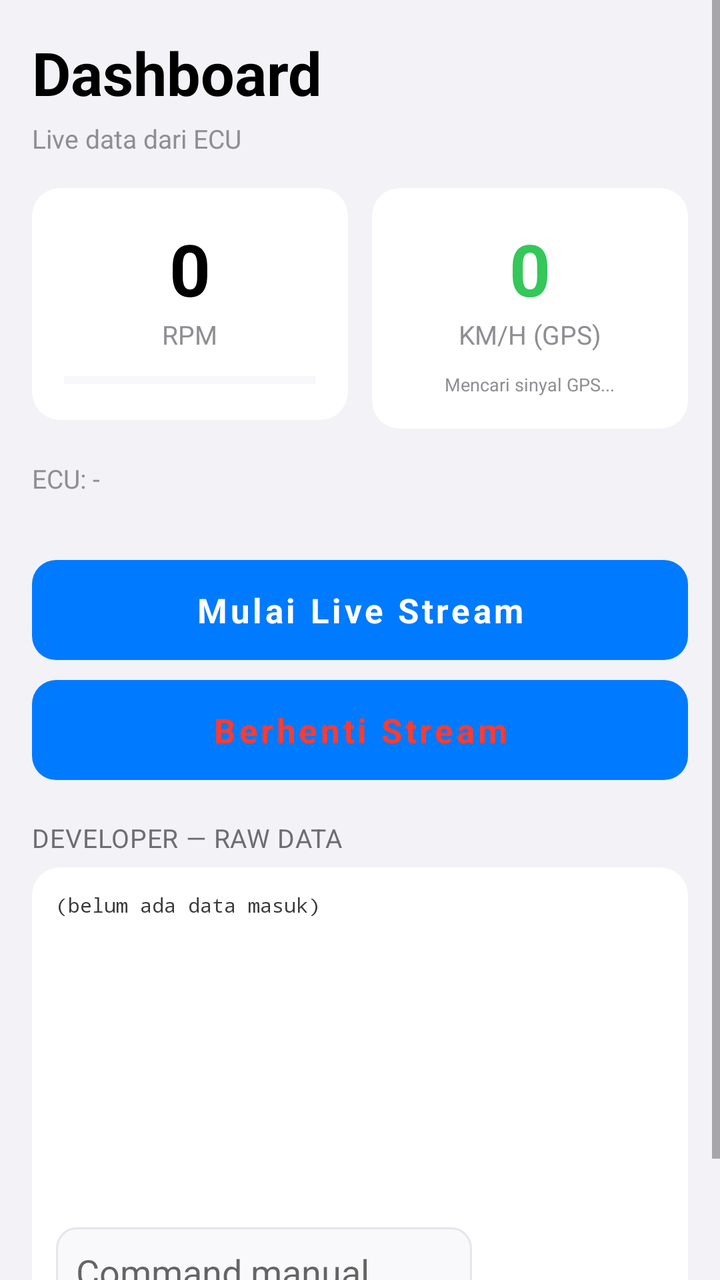
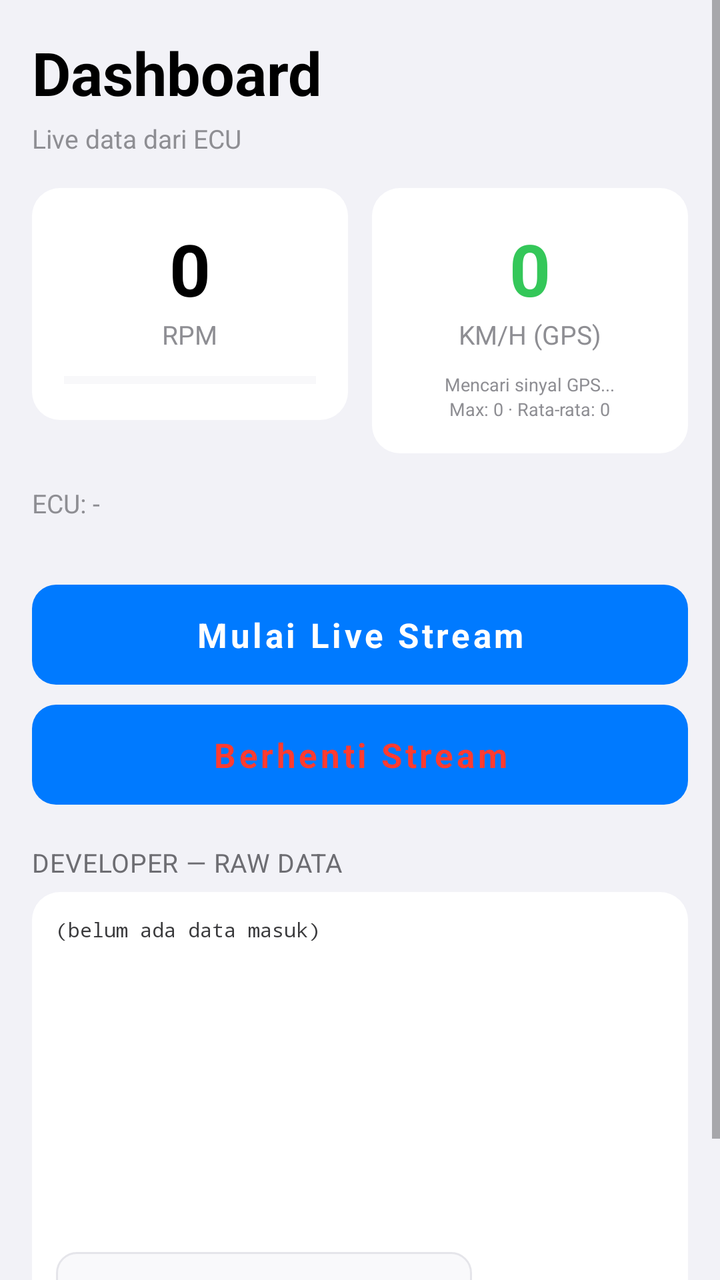

Before-and-after screenshots of an Android layout around one commit, followed by the original layout XML and the change that was made.
<!-- AndroidManifest.xml: application theme Theme.SimpleJukenTuner -->
<!-- res/layout/fragment_dashboard.xml -->
<?xml version="1.0" encoding="utf-8"?>
<ScrollView xmlns:android="http://schemas.android.com/apk/res/android"
    android:layout_width="match_parent"
    android:layout_height="match_parent"
    android:background="@color/ios_background">

<LinearLayout
    android:orientation="vertical"
    android:layout_width="match_parent"
    android:layout_height="wrap_content"
    android:padding="16dp">

    <TextView style="@style/IosLargeTitle" android:text="Dashboard" android:paddingBottom="4dp" />
    <TextView style="@style/IosCaption" android:text="Live data dari ECU" android:paddingBottom="16dp" />

    
    <LinearLayout
        android:layout_width="match_parent"
        android:layout_height="wrap_content"
        android:orientation="horizontal"
        android:layout_marginBottom="16dp">

        <LinearLayout
            android:layout_width="0dp"
            android:layout_weight="1"
            android:layout_height="wrap_content"
            android:orientation="vertical"
            android:gravity="center"
            android:background="@drawable/bg_ios_card"
            android:padding="16dp"
            android:layout_marginEnd="6dp">

            <TextView
                android:id="@+id/rpmValue"
                android:layout_width="wrap_content"
                android:layout_height="wrap_content"
                android:text="0"
                android:textSize="36sp"
                android:textStyle="bold"
                android:textColor="@color/ios_label" />
            <TextView style="@style/IosCaption" android:text="RPM" android:paddingBottom="10dp" />

            <ProgressBar
                android:id="@+id/rpmGauge"
                style="?android:attr/progressBarStyleHorizontal"
                android:layout_width="match_parent"
                android:layout_height="8dp"
                android:max="12000"
                android:progress="0"
                android:progressTint="@color/ios_blue"
                android:progressBackgroundTint="@color/ios_separator" />
        </LinearLayout>

        <LinearLayout
            android:layout_width="0dp"
            android:layout_weight="1"
            android:layout_height="wrap_content"
            android:orientation="vertical"
            android:gravity="center"
            android:background="@drawable/bg_ios_card"
            android:padding="16dp"
            android:layout_marginStart="6dp">

            <TextView
                android:id="@+id/speedValue"
                android:layout_width="wrap_content"
                android:layout_height="wrap_content"
                android:text="0"
                android:textSize="36sp"
                android:textStyle="bold"
                android:textColor="@color/ios_green" />
            <TextView style="@style/IosCaption" android:text="KM/H (GPS)" android:paddingBottom="10dp" />

            <TextView
                android:id="@+id/gpsStatusText"
                style="@style/IosCaption"
                android:text="Mencari sinyal GPS..."
                android:textSize="9sp" />
        </LinearLayout>
    </LinearLayout>

    <TextView
        android:id="@+id/identityText"
        style="@style/IosCaption"
        android:gravity="center"
        android:layout_marginBottom="16dp"
        android:text="ECU: -" />

    
    <LinearLayout
        android:id="@+id/statGrid"
        android:layout_width="match_parent"
        android:layout_height="wrap_content"
        android:orientation="vertical"
        android:layout_marginBottom="16dp" />

    <Button
        android:id="@+id/startLiveButton"
        style="@style/IosButtonPrimary"
        android:text="Mulai Live Stream"
        android:layout_marginBottom="10dp" />

    <Button
        android:id="@+id/pollLiveButton"
        style="@style/IosButtonDestructive"
        android:text="Berhenti Stream"
        android:layout_marginBottom="20dp" />

    <TextView style="@style/IosSectionHeader" android:text="Developer — Raw Data" android:paddingBottom="6dp" />

    <LinearLayout
        android:layout_width="match_parent"
        android:layout_height="wrap_content"
        android:orientation="vertical"
        android:background="@drawable/bg_ios_card"
        android:padding="12dp">

        <ScrollView android:id="@+id/rawLogScroll" android:layout_width="match_parent" android:layout_height="160dp">
            <TextView
                android:id="@+id/rawLogText"
                android:layout_width="match_parent"
                android:layout_height="wrap_content"
                android:fontFamily="monospace"
                android:textSize="10sp"
                android:textColor="#3A3A3C"
                android:text="(belum ada data masuk)" />
        </ScrollView>

        <LinearLayout
            android:layout_width="match_parent"
            android:layout_height="wrap_content"
            android:orientation="horizontal"
            android:layout_marginTop="8dp">

            <EditText
                android:id="@+id/rawCommandInput"
                android:layout_width="0dp"
                android:layout_height="wrap_content"
                android:layout_weight="1"
                android:background="@drawable/bg_ios_inset"
                android:padding="10dp"
                android:hint="Command manual, mis. 160A" />

            <Button
                android:id="@+id/sendRawButton"
                android:layout_width="wrap_content"
                android:layout_height="wrap_content"
                android:layout_marginStart="8dp"
                android:text="Kirim"
                android:textColor="@color/ios_blue"
                android:background="@android:color/transparent" />
        </LinearLayout>
    </LinearLayout>

</LinearLayout>
</ScrollView>
<!-- resources referenced by this layout -->
<resources>
  <color name="ios_background">#F2F2F7</color>
  <color name="ios_blue">#007AFF</color>
  <color name="ios_green">#34C759</color>
  <color name="ios_label">#000000</color>
  <color name="ios_separator">#E5E5EA</color>
  <!-- drawable bg_ios_card (drawable) -->
  <?xml version="1.0" encoding="utf-8"?>
  <shape xmlns:android="http://schemas.android.com/apk/res/android" android:shape="rectangle">
      <solid android:color="@color/ios_card" />
      <corners android:radius="14dp" />
  </shape>
  <!-- drawable bg_ios_inset (drawable) -->
  <?xml version="1.0" encoding="utf-8"?>
  <shape xmlns:android="http://schemas.android.com/apk/res/android" android:shape="rectangle">
      <solid android:color="#F9F9FB" />
      <corners android:radius="10dp" />
      <stroke android:width="1dp" android:color="@color/ios_separator" />
  </shape>
  <style name="IosButtonPrimary">
          <item name="android:layout_width">match_parent</item>
          <item name="android:layout_height">50dp</item>
          <item name="android:background">@drawable/bg_ios_button_primary</item>
          <item name="android:textColor">#FFFFFF</item>
          <item name="android:textSize">17sp</item>
          <item name="android:textStyle">bold</item>
          <item name="android:textAllCaps">false</item>
          <item name="android:elevation">0dp</item>
          <item name="android:stateListAnimator">@null</item>
      </style>
  <style name="IosCaption">
          <item name="android:layout_width">wrap_content</item>
          <item name="android:layout_height">wrap_content</item>
          <item name="android:textSize">13sp</item>
          <item name="android:textColor">@color/ios_label_secondary</item>
      </style>
  <style name="IosLargeTitle">
          <item name="android:layout_width">wrap_content</item>
          <item name="android:layout_height">wrap_content</item>
          <item name="android:textSize">30sp</item>
          <item name="android:textStyle">bold</item>
          <item name="android:textColor">@color/ios_label</item>
      </style>
  <style name="IosSectionHeader">
          <item name="android:layout_width">wrap_content</item>
          <item name="android:layout_height">wrap_content</item>
          <item name="android:textSize">13sp</item>
          <item name="android:textAllCaps">true</item>
          <item name="android:textColor">@color/ios_grouped_header</item>
          <item name="android:letterSpacing">0.02</item>
      </style>
  <style name="Theme.SimpleJukenTuner" parent="Theme.MaterialComponents.Light.NoActionBar">
          <item name="android:windowBackground">@color/ios_background</item>
          <item name="android:statusBarColor">@color/ios_background</item>
          <item name="android:windowLightStatusBar">true</item>
          <item name="colorPrimary">@color/ios_blue</item>
          <item name="colorAccent">@color/ios_blue</item>
          <item name="android:fontFamily">sans-serif</item>
      </style>
  <color name="ios_card">#FFFFFF</color>
  <!-- drawable bg_ios_button_destructive (drawable) -->
  <?xml version="1.0" encoding="utf-8"?>
  <ripple xmlns:android="http://schemas.android.com/apk/res/android" android:color="#33000000">
      <item>
          <shape android:shape="rectangle">
              <solid android:color="#FFEBEA" />
              <corners android:radius="12dp" />
          </shape>
      </item>
  </ripple>
  <color name="ios_red">#FF3B30</color>
  <!-- drawable bg_ios_button_primary (drawable) -->
  <?xml version="1.0" encoding="utf-8"?>
  <ripple xmlns:android="http://schemas.android.com/apk/res/android" android:color="#33FFFFFF">
      <item>
          <shape android:shape="rectangle">
              <solid android:color="@color/ios_blue" />
              <corners android:radius="12dp" />
          </shape>
      </item>
  </ripple>
  <color name="ios_label_secondary">#8E8E93</color>
  <color name="ios_grouped_header">#6D6D72</color>
  <!-- unchanged entries left out for length: 1 -->
</resources>

<!-- the commit's change to res/layout/fragment_dashboard.xml (unified diff, before → after) -->
@@ -76,6 +76,12 @@
                 style="@style/IosCaption"
                 android:text="Mencari sinyal GPS..."
                 android:textSize="9sp" />
+
+            <TextView
+                android:id="@+id/speedMaxAvgText"
+                style="@style/IosCaption"
+                android:textSize="9sp"
+                android:text="Max: 0 · Rata-rata: 0" />
         </LinearLayout>
     </LinearLayout>
 
